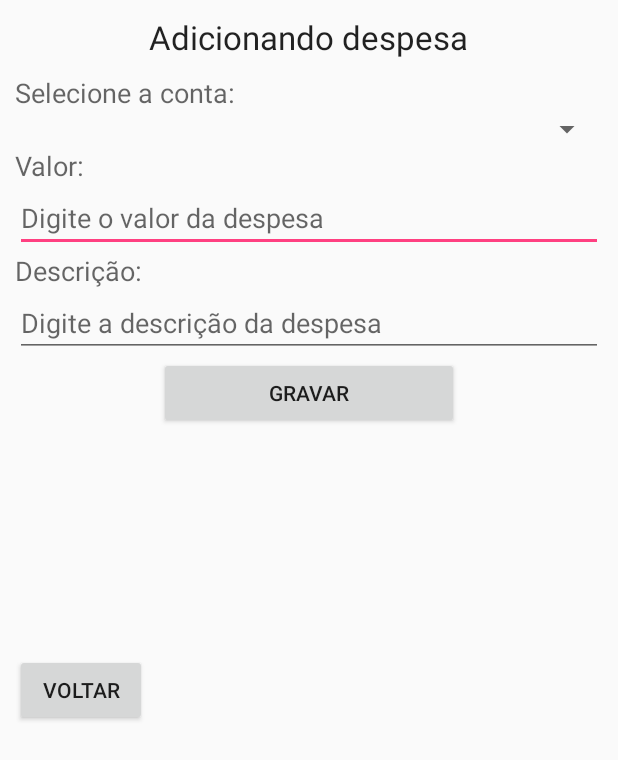
After one commit to miltonrodriguesjr/AppGastos, an Android app: the layout content_nova_despesa.xml on its own in the app's theme, with its tools: preview values and no code run, on a phone screen of 412 x 824 dp. The commit adds this screen. Shown: the top 760 px of the screen. Run offline under Robolectric (Android 15) with nearby library versions, the phone set to English and light mode, and no system bars.

Commit message:
Commit Initial

```diff
--- /dev/null
+++ b/app/src/main/res/layout/content_nova_despesa.xml
@@ -0,0 +1,78 @@
+<?xml version="1.0" encoding="utf-8"?>
+<LinearLayout xmlns:android="http://schemas.android.com/apk/res/android"
+    android:layout_width="match_parent"
+    android:layout_height="match_parent"
+    android:orientation="vertical"
+    android:paddingLeft="10dp"
+    android:paddingRight="10dp">
+
+
+    <TextView
+        android:id="@+id/textView2"
+        android:layout_width="wrap_content"
+        android:layout_height="wrap_content"
+        android:layout_gravity="center_horizontal"
+        android:paddingTop="10dp"
+        android:text="@string/label_add_despesa"
+        android:textAppearance="?android:attr/textAppearanceLarge" />
+
+    <TextView
+        android:id="@+id/textView3"
+        android:layout_width="wrap_content"
+        android:layout_height="wrap_content"
+        android:paddingTop="10dp"
+        android:text="@string/label_selecionando_conta"
+        android:textAppearance="?android:attr/textAppearanceMedium" />
+
+    <Spinner
+        android:id="@+id/spinnerConta"
+        android:layout_width="match_parent"
+        android:layout_height="wrap_content" />
+
+    <TextView
+        android:id="@+id/textView4"
+        android:layout_width="wrap_content"
+        android:layout_height="wrap_content"
+        android:text="@string/label_valor_conta"
+        android:textAppearance="?android:attr/textAppearanceMedium" />
+
+    <EditText
+        android:id="@+id/editTextValorDespesa"
+        android:layout_width="match_parent"
+        android:layout_height="wrap_content"
+        android:ems="10"
+        android:hint="@string/hint_despesa"
+        android:inputType="numberDecimal" />
+
+
+    <TextView
+        android:id="@+id/textView5"
+        android:layout_width="wrap_content"
+        android:layout_height="wrap_content"
+        android:text="@string/label_descricao"
+        android:textAppearance="?android:attr/textAppearanceMedium" />
+
+    <EditText
+        android:id="@+id/editTextDescricao"
+        android:layout_width="match_parent"
+        android:layout_height="wrap_content"
+        android:ems="10"
+        android:hint="@string/hint_descricao"
+        android:inputType="numberDecimal" />
+
+    <Button
+        android:id="@+id/btnGravar"
+        android:layout_width="200dp"
+        android:layout_height="wrap_content"
+        android:layout_gravity="center_horizontal"
+        android:text="@string/btn_gravar" />
+
+    <Button
+        android:id="@+id/button5"
+        android:layout_width="wrap_content"
+        android:layout_height="wrap_content"
+        android:layout_marginTop="150dp"
+        android:text="VOLTAR" />
+
+
+</LinearLayout>
--- a/app/src/main/res/values/strings.xml
+++ b/app/src/main/res/values/strings.xml
@@ -13,12 +13,16 @@
     <string name="label_reais">R$:</string>
     <string name="label_cadastrando_nova_conta">Cadastrando nova conta</string>
     <string name="label_add_receita">Adicionando receita</string>
+    <string name="label_add_despesa">Adicionando despesa</string>
     <string name="label_selecionando_conta">Selecione a conta:</string>
     <string name="label_nome">Nome:</string>
     <string name="label_valor_conta">Valor:</string>
     <string name="label_ultimos_lancamentos">Últimos lançamentos</string>
+    <string name="label_descricao">Descrição:</string>
 
 
     <string name="hint_nome">Digite o nome da conta</string>
+    <string name="hint_despesa">Digite o valor da despesa</string>
     <string name="hint_valor">Digite o valor $$ para a conta</string>
+    <string name="hint_descricao">Digite a descrição da despesa</string>
 </resources>
```
